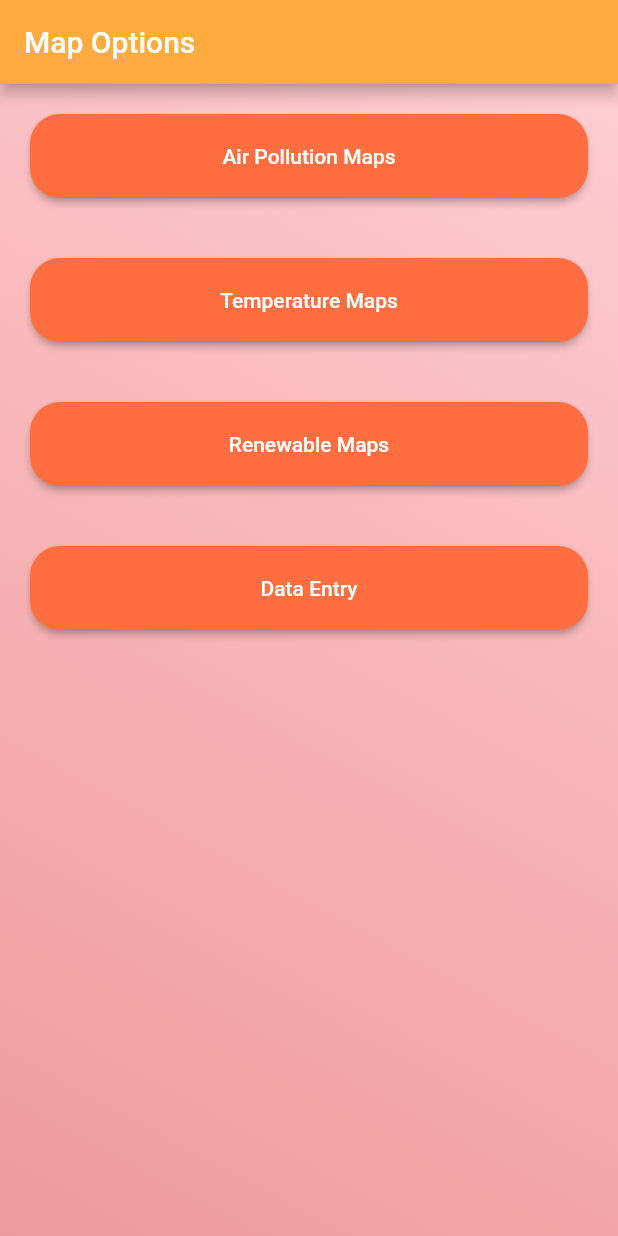
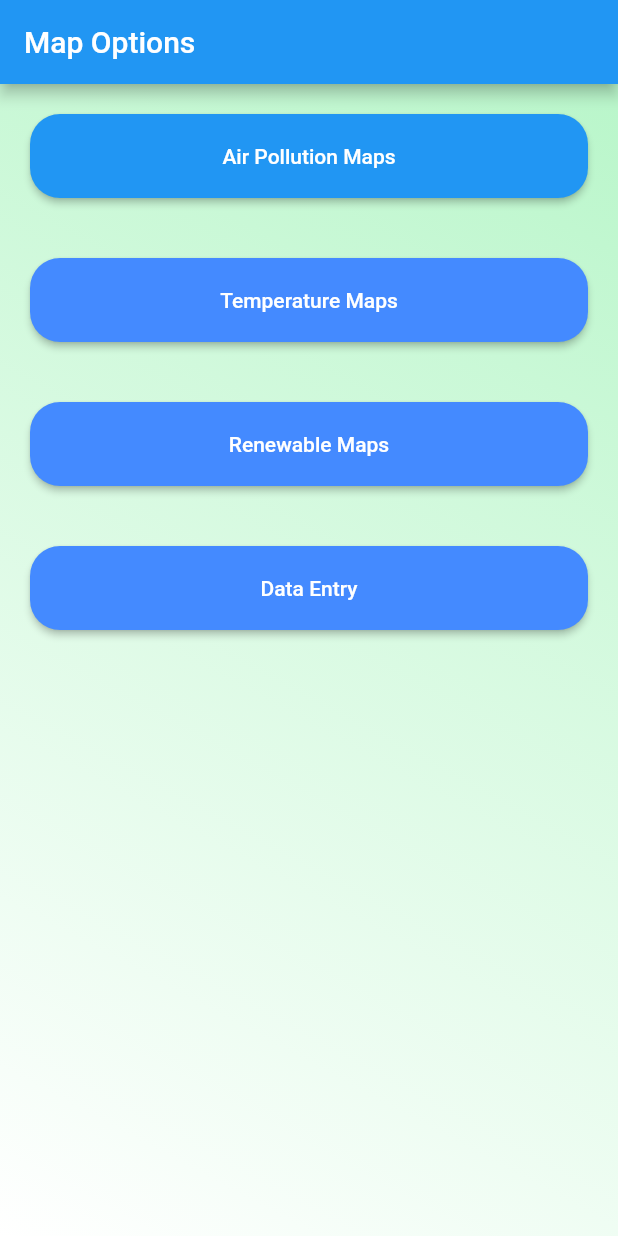
Before and after one commit to AdityaUI/climate_change_central, a Flutter app: the screen it shows after launch, on a phone screen of 412 x 824 dp. Run offline on Flutter 3.47's test engine with Material 2 defaults, Android fonts, the phone set to English and light mode, and no system bars; our stand-ins replace google_maps_flutter; missing offline and left inert: custom_radio_button, dart:ffi.

Commit message:
Gradient Changes //Taemin Code before pulling from Aditya

```diff
--- a/lib/map_select_page.dart
+++ b/lib/map_select_page.dart
@@ -31,7 +31,7 @@ class _mapSelectState extends State<mapSelect> {
   Widget build(BuildContext context) {
     return Scaffold(
       appBar: AppBar(
-        backgroundColor: Colors.orangeAccent,
+        backgroundColor: Colors.blue,
         title: Text(
           'Map Options'
         ),
@@ -43,7 +43,7 @@ class _mapSelectState extends State<mapSelect> {
               begin: Alignment.topRight,
               end: Alignment.bottomLeft,
               colors: [
-                Colors.red[100], Colors.red[200]
+                Colors.greenAccent[100], Colors.white
               ]
           )
         ),
@@ -53,7 +53,7 @@ class _mapSelectState extends State<mapSelect> {
                 Padding(
                   padding: const EdgeInsets.all(20.0),
                   child: RaisedButton(
-                      color: Colors.deepOrangeAccent,
+                      color: Colors.blue,
                       child: Text('Air Pollution Maps', style: TextStyle(
                         color: Colors.white,
                       ),
@@ -69,7 +69,7 @@ class _mapSelectState extends State<mapSelect> {
                 Padding(
                   padding: const EdgeInsets.all(20.0),
                   child: RaisedButton(
-                      color: Colors.deepOrangeAccent,
+                      color: Colors.blueAccent,
                       child: Text('Temperature Maps', style: TextStyle(
                         color: Colors.white,
                       ),
@@ -85,7 +85,7 @@ class _mapSelectState extends State<mapSelect> {
                 Padding(
                   padding: const EdgeInsets.all(20.0),
                   child: RaisedButton(
-                      color: Colors.deepOrangeAccent,
+                      color: Colors.blueAccent,
                       child: Text('Renewable Maps', style: TextStyle(
                         color: Colors.white,
                       ),
@@ -101,7 +101,7 @@ class _mapSelectState extends State<mapSelect> {
                 Padding(
                   padding: const EdgeInsets.all(20.0),
                   child: RaisedButton(
-                      color: Colors.deepOrangeAccent,
+                      color: Colors.blueAccent,
                       child: Text('Data Entry', style: TextStyle(
                         color: Colors.white,
                       ),
```
Also changed, not shown: lib/dataEntry_page.dart (+7 -6 lines).
